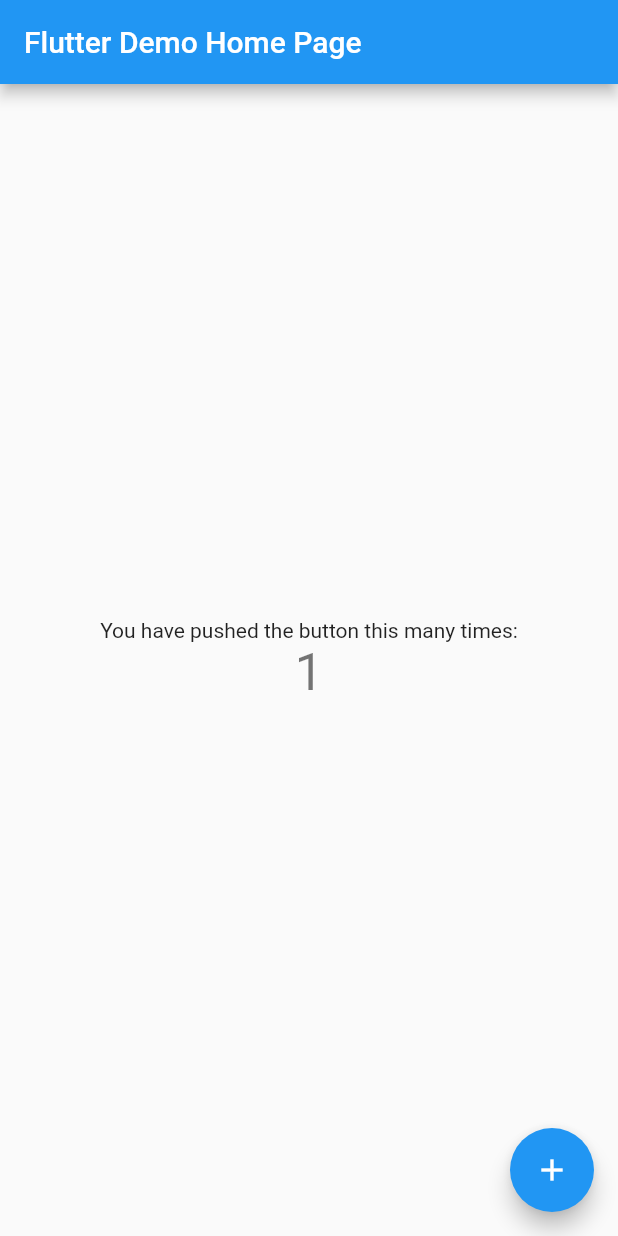
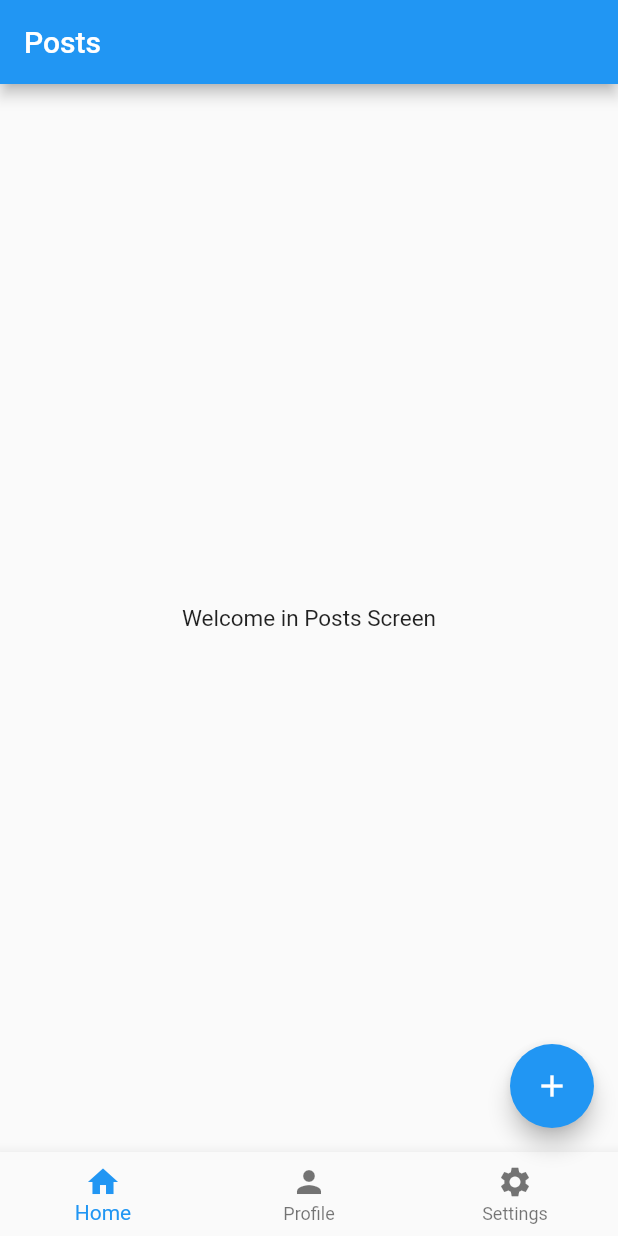
Before and after one commit to maxfnine/flutter-meetuper, a Flutter app: the screen it shows after launch, after a tap on the "add" icon, on a phone screen of 412 x 824 dp. Run offline on Flutter 3.47's test engine with Material 2 defaults, Android fonts, the phone set to English and light mode, and no system bars; network calls fail.

Commit message:
end of day 23.01.2020

```diff
--- a/lib/main.dart
+++ b/lib/main.dart
@@ -1,117 +1,22 @@
 import 'package:flutter/material.dart';
+import 'package:flutter_meetuper/src/screens/meetup_detail_screen.dart';
+import 'src/screens/counter_home_screen.dart';
+import 'src/screens/post_screen.dart';
 
-void main() {
-  runApp(MyApp());
-}
+void main() => runApp(MeetuperApp());
 
-class MyApp extends StatelessWidget {
-  // This widget is the root of your application.
+class MeetuperApp extends StatelessWidget {
+  final String appTitle = 'Meetuper App';
   @override
   Widget build(BuildContext context) {
     return MaterialApp(
-      title: 'Flutter Demo',
       theme: ThemeData(
-        // This is the theme of your application.
-        //
-        // Try running your application with "flutter run". You'll see the
-        // application has a blue toolbar. Then, without quitting the app, try
-        // changing the primarySwatch below to Colors.green and then invoke
-        // "hot reload" (press "r" in the console where you ran "flutter run",
-        // or simply save your changes to "hot reload" in a Flutter IDE).
-        // Notice that the counter didn't reset back to zero; the application
-        // is not restarted.
         primarySwatch: Colors.blue,
-        // This makes the visual density adapt to the platform that you run
-        // the app on. For desktop platforms, the controls will be smaller and
-        // closer together (more dense) than on mobile platforms.
-        visualDensity: VisualDensity.adaptivePlatformDensity,
       ),
-      home: MyHomePage(title: 'Flutter Demo Home Page'),
+      home: PostScreen(),
+      routes: {
+        MeetupDetailScreen.route:(context)=>MeetupDetailScreen(),
+      },
     );
   }
 }
-
-class MyHomePage extends StatefulWidget {
-  MyHomePage({Key key, this.title}) : super(key: key);
-
-  // This widget is the home page of your application. It is stateful, meaning
-  // that it has a State object (defined below) that contains fields that affect
-  // how it looks.
-
-  // This class is the configuration for the state. It holds the values (in this
-  // case the title) provided by the parent (in this case the App widget) and
-  // used by the build method of the State. Fields in a Widget subclass are
-  // always marked "final".
-
-  final String title;
-
-  @override
-  _MyHomePageState createState() => _MyHomePageState();
-}
-
-class _MyHomePageState extends State<MyHomePage> {
-  int _counter = 0;
-
-  void _incrementCounter() {
-    setState(() {
-      // This call to setState tells the Flutter framework that something has
-      // changed in this State, which causes it to rerun the build method below
-      // so that the display can reflect the updated values. If we changed
-      // _counter without calling setState(), then the build method would not be
-      // called again, and so nothing would appear to happen.
-      _counter++;
-    });
-  }
-
-  @override
-  Widget build(BuildContext context) {
-    // This method is rerun every time setState is called, for instance as done
-    // by the _incrementCounter method above.
-    //
-    // The Flutter framework has been optimized to make rerunning build methods
-    // fast, so that you can just rebuild anything that needs updating rather
-    // than having to individually change instances of widgets.
-    return Scaffold(
-      appBar: AppBar(
-        // Here we take the value from the MyHomePage object that was created by
-        // the App.build method, and use it to set our appbar title.
-        title: Text(widget.title),
-      ),
-      body: Center(
-        // Center is a layout widget. It takes a single child and positions it
-        // in the middle of the parent.
-        child: Column(
-          // Column is also a layout widget. It takes a list of children and
-          // arranges them vertically. By default, it sizes itself to fit its
-          // children horizontally, and tries to be as tall as its parent.
-          //
-          // Invoke "debug painting" (press "p" in the console, choose the
-          // "Toggle Debug Paint" action from the Flutter Inspector in Android
-          // Studio, or the "Toggle Debug Paint" command in Visual Studio Code)
-          // to see the wireframe for each widget.
-          //
-          // Column has various properties to control how it sizes itself and
-          // how it positions its children. Here we use mainAxisAlignment to
-          // center the children vertically; the main axis here is the vertical
-          // axis because Columns are vertical (the cross axis would be
-          // horizontal).
-          mainAxisAlignment: MainAxisAlignment.center,
-          children: <Widget>[
-            Text(
-              'You have pushed the button this many times:',
-            ),
-            Text(
-              '$_counter',
-              style: Theme.of(context).textTheme.headline4,
-            ),
-          ],
-        ),
-      ),
-      floatingActionButton: FloatingActionButton(
-        onPressed: _incrementCounter,
-        tooltip: 'Increment',
-        child: Icon(Icons.add),
-      ), // This trailing comma makes auto-formatting nicer for build methods.
-    );
-  }
-}
--- /dev/null
+++ b/lib/src/screens/post_screen.dart
@@ -0,0 +1,57 @@
+import 'package:flutter/material.dart';
+import 'package:http/http.dart';
+import 'dart:convert';
+import '../widgets/bottom_navigation.dart';
+
+class PostScreen extends StatefulWidget{
+  @override
+  _PostScreenState createState()=>_PostScreenState();
+
+}
+
+class _PostScreenState extends State<PostScreen>{
+  List<dynamic> _posts=[];
+  @override
+  void initState(){
+    super.initState();
+    get('https://jsonplaceholder.typicode.com/posts').then((response)
+    {
+      final  posts = json.decode(response.body);
+      print(posts);
+      setState(() {
+        _posts=posts;
+      });
+    });
+  }
+
+
+  @override
+  Widget build(BuildContext context) {
+    return Scaffold(
+      body: Center(
+        child: Column(
+          mainAxisAlignment: MainAxisAlignment.center,
+          children: <Widget>[
+            Text(
+              'Welcome in Posts Screen',
+              textDirection: TextDirection.ltr,
+              style: TextStyle(fontSize: 15.0),
+            ),
+
+          ],
+        ),
+      ),
+      bottomNavigationBar: BottomNavigation(),
+      floatingActionButton: FloatingActionButton(
+        onPressed:()=>{},
+        tooltip: 'Increment',
+        child: Icon(Icons.add),
+      ),
+      appBar: AppBar(
+        title: Text(
+          'Posts',
+        ),
+      ),
+    );
+  }
+}
--- /dev/null
+++ b/lib/src/widgets/bottom_navigation.dart
@@ -0,0 +1,26 @@
+import 'package:flutter/material.dart';
+class BottomNavigation extends StatefulWidget{
+  @override
+  __BottomNavigationState createState() => __BottomNavigationState();
+}
+
+class __BottomNavigationState extends State<BottomNavigation> {
+  int _currentIndex=0;
+
+  @override
+  Widget build(BuildContext context) {
+    return BottomNavigationBar(
+      currentIndex: _currentIndex,
+      onTap: (int index){
+        setState(() {
+          _currentIndex=index;
+        });
+      },
+      items:[
+        BottomNavigationBarItem(icon: Icon(Icons.home),label:'Home',),
+        BottomNavigationBarItem(icon: Icon(Icons.person),label:'Profile',),
+        BottomNavigationBarItem(icon: Icon(Icons.settings),label:'Settings',),
+      ],
+    );
+  }
+}
--- a/pubspec.yaml
+++ b/pubspec.yaml
@@ -23,6 +23,7 @@ environment:
 dependencies:
   flutter:
     sdk: flutter
+  http: ^0.12.2
 
 
   # The following adds the Cupertino Icons font to your application.
```
Also changed, not shown: lib/src/screens/counter_home_screen.dart (added, +59 -0 lines), lib/src/screens/meetup_detail_screen.dart (added, +18 -0 lines), pubspec.lock.
